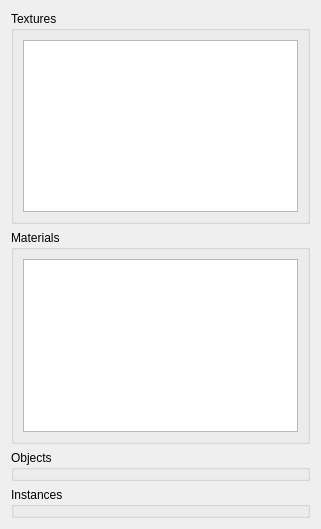
This is src/RenderDataWidget.ui in MickaelOnTheWave/3dvisualizer as Qt 5 draws it before an edit. The edited form follows.
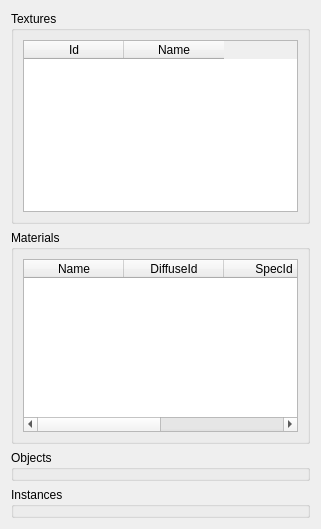
This is the edited form.

Commit message: Added display of Textures and Materials in app dialog

The edit to the form file:
```diff
--- a/src/RenderDataWidget.ui
+++ b/src/RenderDataWidget.ui
@@ -21,7 +21,18 @@
      </property>
      <layout class="QVBoxLayout" name="verticalLayout_10">
       <item>
-       <widget class="QTableView" name="tableView"/>
+       <widget class="QTableWidget" name="texturesView">
+        <column>
+         <property name="text">
+          <string>Id</string>
+         </property>
+        </column>
+        <column>
+         <property name="text">
+          <string>Name</string>
+         </property>
+        </column>
+       </widget>
       </item>
      </layout>
     </widget>
@@ -33,7 +44,28 @@
      </property>
      <layout class="QVBoxLayout" name="verticalLayout_9">
       <item>
-       <widget class="QTreeView" name="materialsView"/>
+       <widget class="QTableWidget" name="materialsView">
+        <column>
+         <property name="text">
+          <string>Name</string>
+         </property>
+        </column>
+        <column>
+         <property name="text">
+          <string>DiffuseId</string>
+         </property>
+        </column>
+        <column>
+         <property name="text">
+          <string>SpecId</string>
+         </property>
+        </column>
+        <column>
+         <property name="text">
+          <string>Shininess</string>
+         </property>
+        </column>
+       </widget>
       </item>
      </layout>
     </widget>
```
The commit also changes 3 other files.
